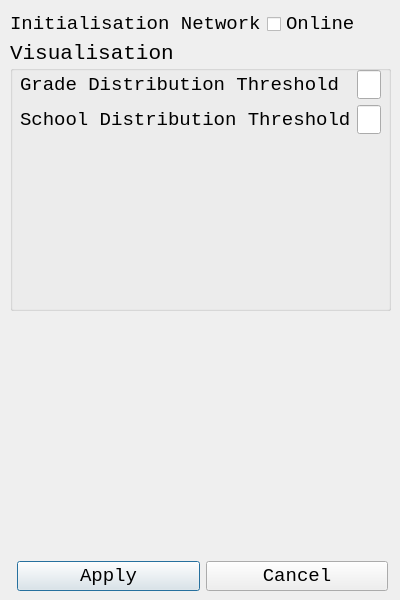
Old version of the form settings.ui in the repository Hangba/NNSE-Information.
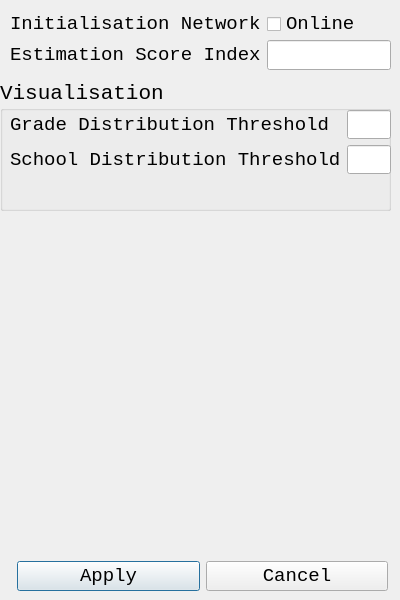
New version of the form.

```diff
--- a/settings.ui
+++ b/settings.ui
@@ -40,10 +40,10 @@
   <widget class="QGroupBox" name="groupBox">
    <property name="geometry">
     <rect>
-     <x>10</x>
-     <y>40</y>
-     <width>381</width>
-     <height>271</height>
+     <x>0</x>
+     <y>80</y>
+     <width>391</width>
+     <height>131</height>
     </rect>
    </property>
    <property name="font">
@@ -60,7 +60,7 @@
      <rect>
       <x>10</x>
       <y>30</y>
-      <width>361</width>
+      <width>381</width>
       <height>64</height>
      </rect>
     </property>
@@ -172,6 +172,44 @@
     </item>
    </layout>
   </widget>
+  <widget class="QWidget" name="">
+   <property name="geometry">
+    <rect>
+     <x>10</x>
+     <y>40</y>
+     <width>381</width>
+     <height>30</height>
+    </rect>
+   </property>
+   <layout class="QHBoxLayout" name="horizontalLayout_3">
+    <item>
+     <widget class="QLabel" name="label_4">
+      <property name="font">
+       <font>
+        <family>Consolas</family>
+        <pointsize>14</pointsize>
+       </font>
+      </property>
+      <property name="text">
+       <string>Estimation Score Index</string>
+      </property>
+     </widget>
+    </item>
+    <item>
+     <widget class="QLineEdit" name="est_index">
+      <property name="font">
+       <font>
+        <family>Consolas</family>
+        <pointsize>14</pointsize>
+       </font>
+      </property>
+      <property name="text">
+       <string/>
+      </property>
+     </widget>
+    </item>
+   </layout>
+  </widget>
  </widget>
  <resources/>
  <connections/>
```
